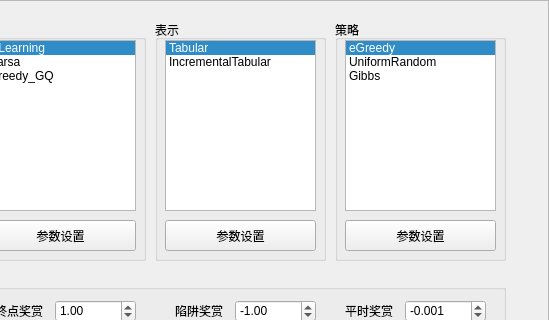
This is sdrl/Gui/Domains/GridWorldFrame.ui in incumbent/sdrl as Qt 5 draws it before an edit; both pictures show x 225 to 774 and y 0 to 320 of the 774 by 403 pixel window. The edited form follows.
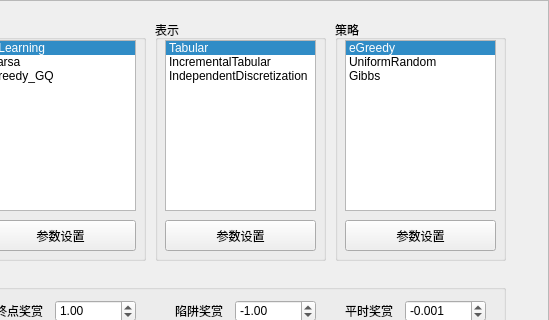
This is the edited form.

What changed in the file:
```diff
--- a/sdrl/Gui/Domains/GridWorldFrame.ui
+++ b/sdrl/Gui/Domains/GridWorldFrame.ui
@@ -203,6 +203,11 @@
       <string>IncrementalTabular</string>
      </property>
     </item>
+    <item>
+     <property name="text">
+      <string>IndependentDiscretization</string>
+     </property>
+    </item>
    </widget>
    <widget class="QPushButton" name="btnConfigRepresentation">
     <property name="geometry">
```
